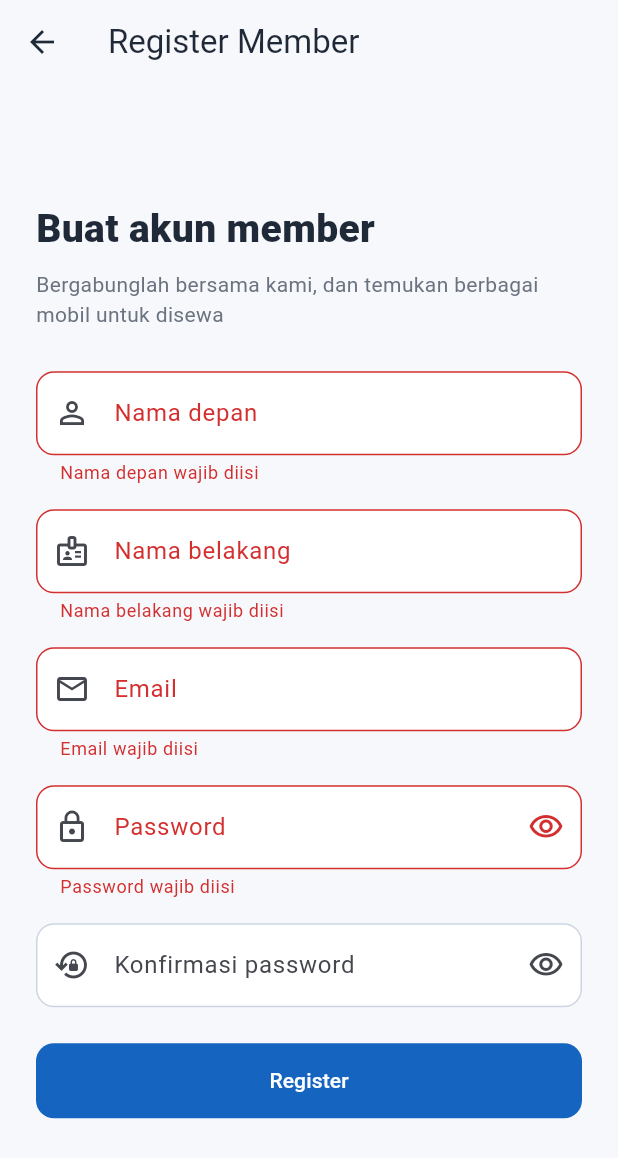
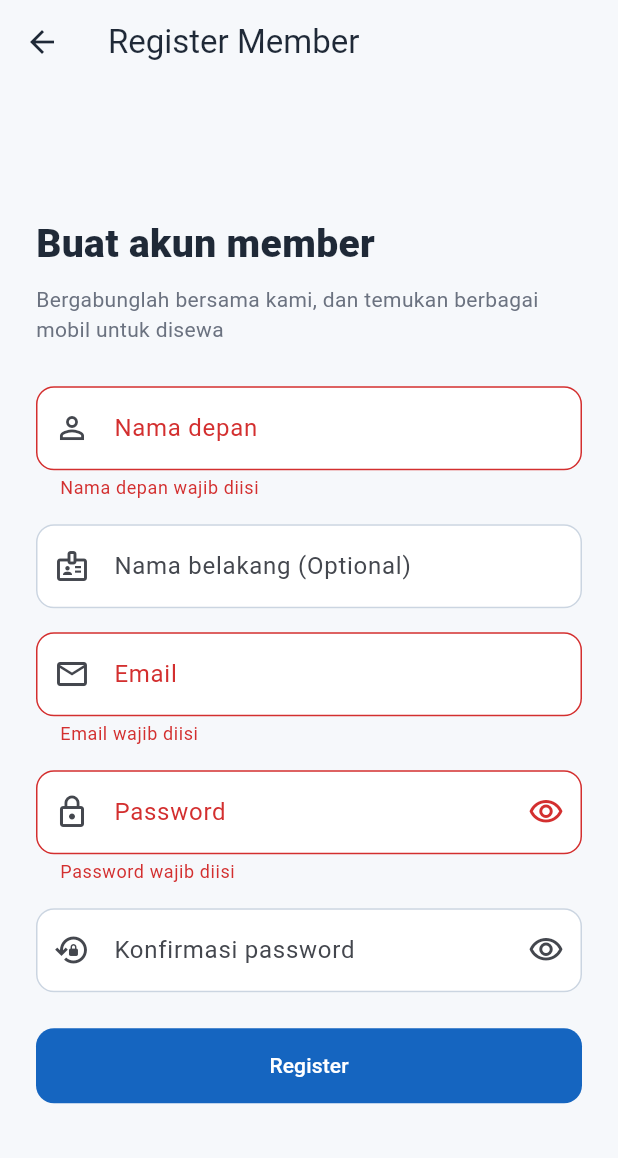
Before and after one commit to thekill022/api_paml, a Flutter app: the RegisterPage screen opened by its route, after a tap on "Register", on a phone screen of 412 x 824 dp. Shown: the top 1158 px of the screen. Run offline on Flutter 3.47's test engine with Material 3 defaults, Android fonts, the light colour scheme and no system bars; our stand-ins replace equatable, flutter_bloc, shared_preferences; accounts and stored records are empty.

Commit message:
merubah nama belakang menjadi optional

```diff
--- a/lib/features/auth/presentation/pages/register_page.dart
+++ b/lib/features/auth/presentation/pages/register_page.dart
@@ -119,16 +119,9 @@ class _RegisterPageState extends State<RegisterPage> {
                           controller: _lastNameController,
                           textInputAction: TextInputAction.next,
                           decoration: const InputDecoration(
-                            labelText: 'Nama belakang',
+                            labelText: 'Nama belakang (Optional)',
                             prefixIcon: Icon(Icons.badge_outlined),
                           ),
-                          validator: (value) {
-                            final text = value?.trim() ?? '';
-                            if (text.isEmpty) {
-                              return 'Nama belakang wajib diisi';
-                            }
-                            return null;
-                          },
                         ),
                         const SizedBox(height: 16),
                         TextFormField(
```
